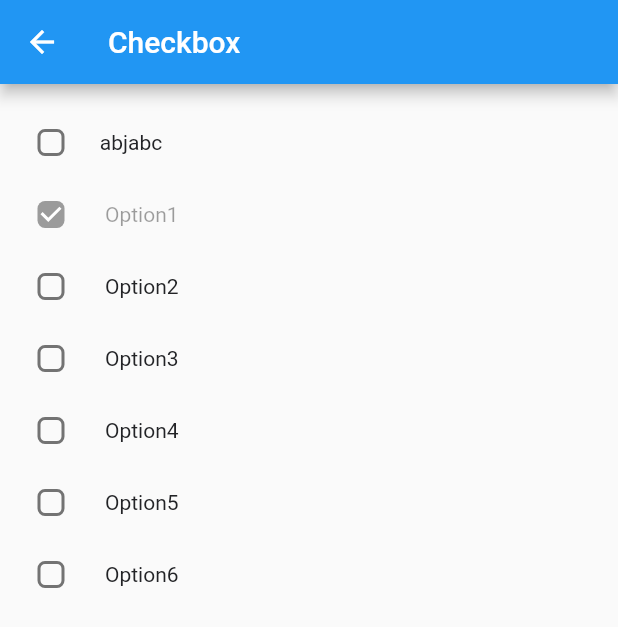
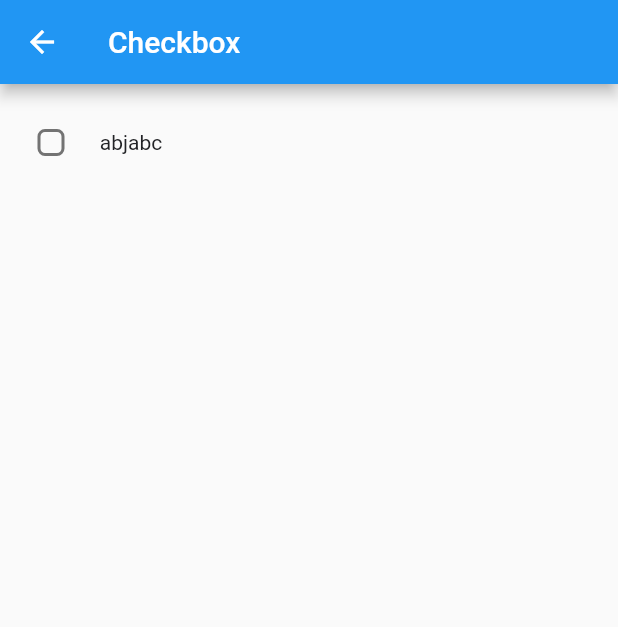
Before and after one commit to aajay-logiciel/ajayjp, a Flutter app: the CheckboxClass screen opened directly, on a phone screen of 412 x 824 dp. Shown: the top 627 px of the screen. Run offline on Flutter 3.47's test engine with Material 2 defaults, Android fonts, the phone set to English and light mode, and no system bars; our stand-ins replace get.

Commit message:
checkbox complete

```diff
--- a/lib/checkbox.dart
+++ b/lib/checkbox.dart
@@ -32,12 +32,9 @@ class _CheckboxClassState extends State<CheckboxClass> {
 
               JPNCheckbox(
                 text: 'abjabc',
+                isLabelClickable: false,
               ),
 
-              JPCheckbox(labels: ['Option1','Option2','Option3','Option4','Option5','Option6',],
-                disabled: ['Option1'],
-                checked: ['Option1'],
-              ),
               SizedBox(
                 height: 20,
               ),
--- a/packages/jp_ui_kit/lib/CheckBox/index.dart
+++ b/packages/jp_ui_kit/lib/CheckBox/index.dart
@@ -17,31 +17,42 @@ class JPNCheckbox extends StatefulWidget {
     this.fontFamily = JPFontFamily.roboto,
     this.fontWeight = JPFontWeight.regular,
     this.disabled = false,
+    this.isLabelClickable = true,
     Key? key,
   }) : super(key: key);
 
-
   /// Defines enabled or disabled of a checkbox.
   final bool disabled;
+
   /// Defines checkbox is clicked or not.
   final bool checkBoxValue;
+
   /// Defines text position with respect to checkbox.
   final JPPosition? jpPosition;
+
   /// Defines checkColor of a checkbox.
   final Color? checkColor;
+
   /// Defines activeColor of a checkbox.
   final Color? activeColor;
+
   /// Defines text of a checkbox.
   final String? text;
+
   /// Defines textSize of a checkbox.
   final JPTextSize? textSize;
+
   /// Defines textColor of a checkbox.
   final Color? textColor;
+
   /// Defines fontFamily of a checkbox.
   final JPFontFamily? fontFamily;
+
   /// Defines fontWeight of a checkbox.
   final JPFontWeight? fontWeight;
 
+  ///Defines label clickable or not of a checkbox.
+  final bool? isLabelClickable;
 
   @override
   _JPNCheckboxState createState() => _JPNCheckboxState();
@@ -64,28 +75,33 @@ class _JPNCheckboxState extends State<JPNCheckbox> {
 
   @override
   Widget build(BuildContext context) {
-
     /// Defines onChanged function of a checkbox.
-    getOnChanged() {
-      return (value) {
+    getOnChanged(value) {
       setState(() {
         checkBoxValue = value!;
       });
-      };
     }
 
-    Checkbox cb = Checkbox(
+    getOnTap() {
+      setState(() {
+        checkBoxValue = !checkBoxValue!;
+      });
+    }
+
+    Checkbox checkbox = Checkbox(
       shape: const RoundedRectangleBorder(
         borderRadius: BorderRadius.all(Radius.circular(5.0)),
       ),
       value: checkBoxValue,
-      onChanged: widget.disabled ? null :getOnChanged(),
+      onChanged: (value) {
+        widget.disabled ? null : getOnChanged(value);
+      },
       checkColor: widget.checkColor,
       activeColor:
           widget.disabled ? activeColor!.withOpacity(0.4) : activeColor,
     );
 
-    JPText  t = JPText(
+    JPText label = JPText(
       text: text,
       textColor:
           widget.disabled == false ? textColor : textColor!.withOpacity(0.4),
@@ -94,31 +110,45 @@ class _JPNCheckboxState extends State<JPNCheckbox> {
       fontFamily: widget.fontFamily,
     );
 
-    getContainerData() {
-      if (widget.jpPosition == JPPosition.start) {
-        return Row(
-          children: [
-            t,
+    Widget getContainerData() {
+      List<Widget> rowChildren = <Widget>[
+        checkbox,
         const SizedBox(
           width: 8.5,
         ),
-            cb,
-          ],
-        );
-      }
-      return Row(
-        children: [
-          cb,
+        label,
         const SizedBox(
           width: 8.5,
         ),
-          t,
-        ],
+      ];
+
+      if (widget.jpPosition == JPPosition.start) {
+        rowChildren = <Widget>[
+          label,
+          const SizedBox(
+            width: 8.5,
+          ),
+          checkbox,
+          const SizedBox(
+            width: 8.5,
+          ),
+        ];
+      }
+
+      return Row(
+        mainAxisAlignment: MainAxisAlignment.center,
+        children: rowChildren,
       );
     }
 
+    if (text == '') {
       return Container(
         child: getContainerData(),
       );
     }
+    return InkWell(
+      onTap: widget.isLabelClickable == false ? null : getOnTap,
+      child: FittedBox(child: getContainerData()),
+    );
   }
+}
```
Lines whose indentation alone changed are shown as unchanged.
